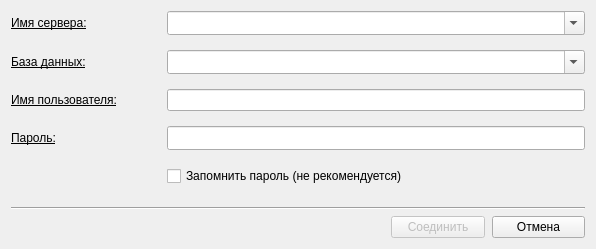
Old version of the form desktop/resources/ui/connect_dialog.ui in the repository Lpshkn/shop_database.
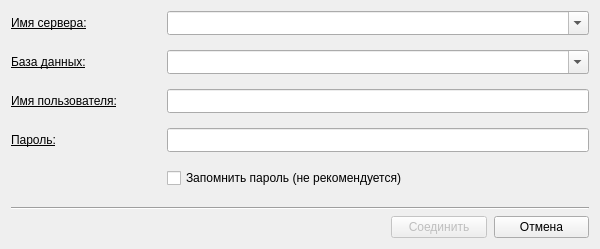
New version of the form.

Commit message:
Add minor changes, edit ui files to adjust window dimensions
When any error will be inserted into the dialog or removed from the dialog, you need to make the window dimensions update

The edit to the form file:
```diff
--- a/desktop/resources/ui/connect_dialog.ui
+++ b/desktop/resources/ui/connect_dialog.ui
@@ -9,10 +9,22 @@
    <rect>
     <x>0</x>
     <y>0</y>
-    <width>596</width>
+    <width>600</width>
     <height>249</height>
    </rect>
   </property>
+  <property name="sizePolicy">
+   <sizepolicy hsizetype="Preferred" vsizetype="Preferred">
+    <horstretch>0</horstretch>
+    <verstretch>0</verstretch>
+   </sizepolicy>
+  </property>
+  <property name="minimumSize">
+   <size>
+    <width>600</width>
+    <height>0</height>
+   </size>
+  </property>
   <property name="font">
    <font>
     <pointsize>9</pointsize>
@@ -27,6 +39,9 @@
   <layout class="QVBoxLayout" name="fields_layout" stretch="1,0,0">
    <item>
     <layout class="QFormLayout" name="formLayout">
+     <property name="sizeConstraint">
+      <enum>QLayout::SetFixedSize</enum>
+     </property>
      <property name="fieldGrowthPolicy">
       <enum>QFormLayout::AllNonFixedFieldsGrow</enum>
      </property>
@@ -36,6 +51,9 @@
      <property name="labelAlignment">
       <set>Qt::AlignLeading|Qt::AlignLeft|Qt::AlignVCenter</set>
      </property>
+     <property name="formAlignment">
+      <set>Qt::AlignLeading|Qt::AlignLeft|Qt::AlignTop</set>
+     </property>
      <property name="horizontalSpacing">
       <number>50</number>
      </property>
@@ -65,7 +83,7 @@
        </property>
        <property name="minimumSize">
         <size>
-         <width>0</width>
+         <width>389</width>
          <height>24</height>
         </size>
        </property>
@@ -96,9 +114,15 @@
        <property name="enabled">
         <bool>true</bool>
        </property>
+       <property name="sizePolicy">
+        <sizepolicy hsizetype="Preferred" vsizetype="Fixed">
+         <horstretch>0</horstretch>
+         <verstretch>0</verstretch>
+        </sizepolicy>
+       </property>
        <property name="minimumSize">
         <size>
-         <width>0</width>
+         <width>389</width>
          <height>24</height>
         </size>
        </property>
@@ -121,7 +145,20 @@
       </widget>
      </item>
      <item row="2" column="1">
-      <widget class="QLineEdit" name="name_user_ledit"/>
+      <widget class="QLineEdit" name="name_user_ledit">
+       <property name="sizePolicy">
+        <sizepolicy hsizetype="Preferred" vsizetype="Fixed">
+         <horstretch>0</horstretch>
+         <verstretch>0</verstretch>
+        </sizepolicy>
+       </property>
+       <property name="minimumSize">
+        <size>
+         <width>389</width>
+         <height>24</height>
+        </size>
+       </property>
+      </widget>
      </item>
      <item row="3" column="0">
       <widget class="QLabel" name="password_label">
@@ -144,9 +181,15 @@
      </item>
      <item row="3" column="1">
       <widget class="QLineEdit" name="password_ledit">
+       <property name="sizePolicy">
+        <sizepolicy hsizetype="Preferred" vsizetype="Fixed">
+         <horstretch>0</horstretch>
+         <verstretch>0</verstretch>
+        </sizepolicy>
+       </property>
        <property name="minimumSize">
         <size>
-         <width>0</width>
+         <width>389</width>
          <height>24</height>
         </size>
        </property>
```
The commit also changes 1 other file.
